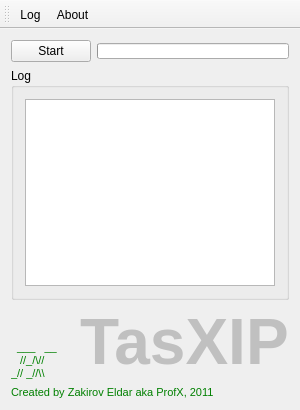
First picture: the form in src/mainwindow.ui, repository unixod/tasxip, before the edit.
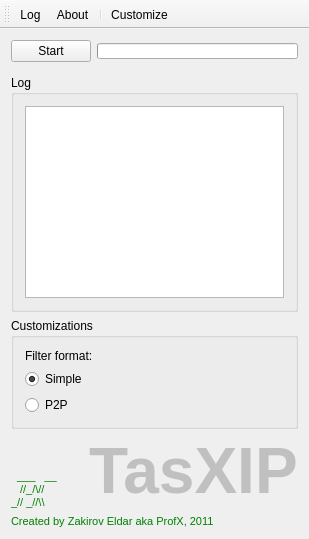
Second picture: the form after the edit.

Commit message: Added: p2p filter file format generation Extract dumping to file logic, from DataParser class, to separate DataDumper class

Patch:
```diff
--- a/src/mainwindow.ui
+++ b/src/mainwindow.ui
@@ -6,15 +6,15 @@
    <rect>
     <x>0</x>
     <y>0</y>
-    <width>300</width>
-    <height>410</height>
+    <width>309</width>
+    <height>539</height>
    </rect>
   </property>
   <property name="windowTitle">
    <string>TasXIP</string>
   </property>
   <widget class="QWidget" name="centralWidget">
-   <layout class="QVBoxLayout" name="verticalLayout_3">
+   <layout class="QVBoxLayout" name="verticalLayout_4">
     <item>
      <layout class="QHBoxLayout" name="horizontalLayout">
       <item>
@@ -67,6 +67,62 @@
       </layout>
      </widget>
     </item>
+    <item>
+     <widget class="QGroupBox" name="gbCustomizations">
+      <property name="title">
+       <string>Customizations</string>
+      </property>
+      <layout class="QHBoxLayout" name="horizontalLayout_3">
+       <item>
+        <layout class="QVBoxLayout" name="verticalLayout_3">
+         <item>
+          <widget class="QLabel" name="label">
+           <property name="text">
+            <string>Filter format:</string>
+           </property>
+          </widget>
+         </item>
+         <item>
+          <widget class="QRadioButton" name="rbtnFmtSimple">
+           <property name="text">
+            <string>Simple</string>
+           </property>
+           <property name="checked">
+            <bool>true</bool>
+           </property>
+           <attribute name="buttonGroup">
+            <string>bgrpFormats</string>
+           </attribute>
+          </widget>
+         </item>
+         <item>
+          <widget class="QRadioButton" name="rbtnFmtP2P">
+           <property name="text">
+            <string>P2P</string>
+           </property>
+           <attribute name="buttonGroup">
+            <string>bgrpFormats</string>
+           </attribute>
+          </widget>
+         </item>
+        </layout>
+       </item>
+       <item>
+        <spacer name="horizontalSpacer">
+         <property name="orientation">
+          <enum>Qt::Horizontal</enum>
+         </property>
+         <property name="sizeHint" stdset="0">
+          <size>
+           <width>163</width>
+           <height>20</height>
+          </size>
+         </property>
+        </spacer>
+       </item>
+      </layout>
+     </widget>
+    </item>
     <item>
      <layout class="QVBoxLayout" name="verticalLayout_2">
       <item>
@@ -133,6 +189,8 @@
    </attribute>
    <addaction name="actionLog"/>
    <addaction name="actionAbout"/>
+   <addaction name="separator"/>
+   <addaction name="actionCustomize"/>
   </widget>
   <action name="actionLog">
    <property name="checkable">
@@ -153,6 +211,14 @@
     <string>About</string>
    </property>
   </action>
+  <action name="actionCustomize">
+   <property name="checkable">
+    <bool>true</bool>
+   </property>
+   <property name="text">
+    <string>Customize</string>
+   </property>
+  </action>
  </widget>
  <layoutdefault spacing="6" margin="11"/>
  <resources/>
```
Left out of the diff: 31 changed lines with no effect on the pictures. The commit also changes 9 other files.
